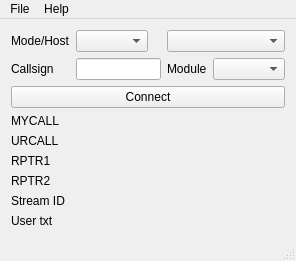
The window that dudestar_rx.ui (wi6y/dudestar_rx) describes before a commit, drawn with Qt 5.
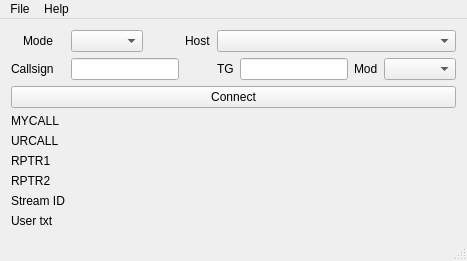
The same window after the commit. Icons and pictures are not drawn.

What changed in the file:
```diff
--- a/dudestar_rx.ui
+++ b/dudestar_rx.ui
@@ -6,7 +6,7 @@
    <rect>
     <x>0</x>
     <y>0</y>
-    <width>296</width>
+    <width>358</width>
     <height>257</height>
    </rect>
   </property>
@@ -19,26 +19,6 @@
   </property>
   <widget class="QWidget" name="centralWidget">
    <layout class="QGridLayout" name="gridLayout_2">
-    <item row="6" column="1" colspan="2">
-     <widget class="QLabel" name="urcall">
-      <property name="text">
-       <string/>
-      </property>
-     </widget>
-    </item>
-    <item row="8" column="0">
-     <widget class="QLabel" name="label_4">
-      <property name="sizePolicy">
-       <sizepolicy hsizetype="Fixed" vsizetype="Fixed">
-        <horstretch>0</horstretch>
-        <verstretch>0</verstretch>
-       </sizepolicy>
-      </property>
-      <property name="text">
-       <string>RPTR2</string>
-      </property>
-     </widget>
-    </item>
     <item row="9" column="0">
      <widget class="QLabel" name="label_5">
       <property name="sizePolicy">
@@ -52,128 +32,13 @@
       </property>
      </widget>
     </item>
-    <item row="9" column="1" colspan="3">
-     <widget class="QLabel" name="streamid">
-      <property name="sizePolicy">
-       <sizepolicy hsizetype="Preferred" vsizetype="Fixed">
-        <horstretch>0</horstretch>
-        <verstretch>0</verstretch>
-       </sizepolicy>
-      </property>
-      <property name="text">
-       <string/>
-      </property>
-     </widget>
-    </item>
-    <item row="7" column="0">
-     <widget class="QLabel" name="label_3">
-      <property name="sizePolicy">
-       <sizepolicy hsizetype="Fixed" vsizetype="Fixed">
-        <horstretch>0</horstretch>
-        <verstretch>0</verstretch>
-       </sizepolicy>
-      </property>
-      <property name="text">
-       <string>RPTR1</string>
-      </property>
-     </widget>
-    </item>
-    <item row="3" column="3">
-     <widget class="QComboBox" name="comboMod">
-      <property name="sizePolicy">
-       <sizepolicy hsizetype="Preferred" vsizetype="Fixed">
-        <horstretch>0</horstretch>
-        <verstretch>0</verstretch>
-       </sizepolicy>
-      </property>
-     </widget>
-    </item>
-    <item row="7" column="1" colspan="2">
+    <item row="7" column="1" colspan="6">
      <widget class="QLabel" name="rptr1">
       <property name="text">
        <string/>
       </property>
      </widget>
     </item>
-    <item row="3" column="1">
-     <widget class="QLineEdit" name="callsignEdit">
-      <property name="sizePolicy">
-       <sizepolicy hsizetype="Preferred" vsizetype="Fixed">
-        <horstretch>0</horstretch>
-        <verstretch>0</verstretch>
-       </sizepolicy>
-      </property>
-      <property name="baseSize">
-       <size>
-        <width>60</width>
-        <height>0</height>
-       </size>
-      </property>
-     </widget>
-    </item>
-    <item row="4" column="0" colspan="4">
-     <widget class="QPushButton" name="connectButton">
-      <property name="sizePolicy">
-       <sizepolicy hsizetype="Preferred" vsizetype="Fixed">
-        <horstretch>0</horstretch>
-        <verstretch>0</verstretch>
-       </sizepolicy>
-      </property>
-      <property name="text">
-       <string>Connect</string>
-      </property>
-     </widget>
-    </item>
-    <item row="5" column="0">
-     <widget class="QLabel" name="label_1">
-      <property name="sizePolicy">
-       <sizepolicy hsizetype="Fixed" vsizetype="Fixed">
-        <horstretch>0</horstretch>
-        <verstretch>0</verstretch>
-       </sizepolicy>
-      </property>
-      <property name="text">
-       <string>MYCALL</string>
-      </property>
-     </widget>
-    </item>
-    <item row="10" column="0">
-     <widget class="QLabel" name="label_6">
-      <property name="text">
-       <string>User txt</string>
-      </property>
-     </widget>
-    </item>
-    <item row="6" column="0">
-     <widget class="QLabel" name="label_2">
-      <property name="sizePolicy">
-       <sizepolicy hsizetype="Fixed" vsizetype="Fixed">
-        <horstretch>0</horstretch>
-        <verstretch>0</verstretch>
-       </sizepolicy>
-      </property>
-      <property name="text">
-       <string>URCALL</string>
-      </property>
-     </widget>
-    </item>
-    <item row="0" column="2" colspan="2">
-     <widget class="QComboBox" name="hostCombo">
-      <property name="sizePolicy">
-       <sizepolicy hsizetype="Expanding" vsizetype="Fixed">
-        <horstretch>0</horstretch>
-        <verstretch>0</verstretch>
-       </sizepolicy>
-      </property>
-     </widget>
-    </item>
-    <item row="8" column="1" colspan="2">
-     <widget class="QLabel" name="rptr2">
-      <property name="text">
-       <string/>
-      </property>
-     </widget>
-    </item>
     <item row="0" column="0">
      <layout class="QGridLayout" name="gridLayout">
       <item row="1" column="0">
@@ -185,39 +50,55 @@
          </sizepolicy>
         </property>
         <property name="text">
-         <string>Mode/Host</string>
+         <string>Mode</string>
         </property>
        </widget>
       </item>
      </layout>
     </item>
-    <item row="0" column="1">
-     <widget class="QComboBox" name="modeCombo">
+    <item row="7" column="0">
+     <widget class="QLabel" name="label_3">
       <property name="sizePolicy">
        <sizepolicy hsizetype="Fixed" vsizetype="Fixed">
         <horstretch>0</horstretch>
         <verstretch>0</verstretch>
        </sizepolicy>
       </property>
+      <property name="text">
+       <string>RPTR1</string>
+      </property>
      </widget>
     </item>
-    <item row="10" column="1" colspan="3">
-     <widget class="QLabel" name="usertxt">
+    <item row="3" column="4">
+     <widget class="QLineEdit" name="dmrtgEdit">
       <property name="sizePolicy">
-       <sizepolicy hsizetype="Preferred" vsizetype="Fixed">
+       <sizepolicy hsizetype="Fixed" vsizetype="Fixed">
         <horstretch>0</horstretch>
         <verstretch>0</verstretch>
        </sizepolicy>
       </property>
-      <property name="text">
-       <string/>
+     </widget>
+    </item>
+    <item row="0" column="3" colspan="4">
+     <widget class="QComboBox" name="hostCombo">
+      <property name="sizePolicy">
+       <sizepolicy hsizetype="Expanding" vsizetype="Fixed">
+        <horstretch>0</horstretch>
+        <verstretch>0</verstretch>
+       </sizepolicy>
       </property>
      </widget>
     </item>
-    <item row="5" column="1" colspan="2">
-     <widget class="QLabel" name="mycall">
+    <item row="8" column="0">
+     <widget class="QLabel" name="label_4">
+      <property name="sizePolicy">
+       <sizepolicy hsizetype="Fixed" vsizetype="Fixed">
+        <horstretch>0</horstretch>
+        <verstretch>0</verstretch>
+       </sizepolicy>
+      </property>
       <property name="text">
-       <string/>
+       <string>RPTR2</string>
       </property>
      </widget>
     </item>
@@ -234,10 +115,171 @@
       </property>
      </widget>
     </item>
-    <item row="3" column="2">
+    <item row="10" column="1" colspan="6">
+     <widget class="QLabel" name="usertxt">
+      <property name="sizePolicy">
+       <sizepolicy hsizetype="Preferred" vsizetype="Fixed">
+        <horstretch>0</horstretch>
+        <verstretch>0</verstretch>
+       </sizepolicy>
+      </property>
+      <property name="text">
+       <string/>
+      </property>
+     </widget>
+    </item>
+    <item row="0" column="1">
+     <widget class="QComboBox" name="modeCombo">
+      <property name="sizePolicy">
+       <sizepolicy hsizetype="Fixed" vsizetype="Fixed">
+        <horstretch>0</horstretch>
+        <verstretch>0</verstretch>
+       </sizepolicy>
+      </property>
+     </widget>
+    </item>
+    <item row="10" column="0">
+     <widget class="QLabel" name="label_6">
+      <property name="text">
+       <string>User txt</string>
+      </property>
+     </widget>
+    </item>
+    <item row="4" column="0" colspan="7">
+     <widget class="QPushButton" name="connectButton">
+      <property name="sizePolicy">
+       <sizepolicy hsizetype="Preferred" vsizetype="Fixed">
+        <horstretch>0</horstretch>
+        <verstretch>0</verstretch>
+       </sizepolicy>
+      </property>
+      <property name="text">
+       <string>Connect</string>
+      </property>
+     </widget>
+    </item>
+    <item row="6" column="1" colspan="6">
+     <widget class="QLabel" name="urcall">
+      <property name="text">
+       <string/>
+      </property>
+     </widget>
+    </item>
+    <item row="9" column="1" colspan="6">
+     <widget class="QLabel" name="streamid">
+      <property name="sizePolicy">
+       <sizepolicy hsizetype="Preferred" vsizetype="Fixed">
+        <horstretch>0</horstretch>
+        <verstretch>0</verstretch>
+       </sizepolicy>
+      </property>
+      <property name="text">
+       <string/>
+      </property>
+     </widget>
+    </item>
+    <item row="6" column="0">
+     <widget class="QLabel" name="label_2">
+      <property name="sizePolicy">
+       <sizepolicy hsizetype="Fixed" vsizetype="Fixed">
+        <horstretch>0</horstretch>
+        <verstretch>0</verstretch>
+       </sizepolicy>
+      </property>
+      <property name="text">
+       <string>URCALL</string>
+      </property>
+     </widget>
+    </item>
+    <item row="3" column="3">
      <widget class="QLabel" name="label_7">
+      <property name="sizePolicy">
+       <sizepolicy hsizetype="Fixed" vsizetype="Fixed">
+        <horstretch>0</horstretch>
+        <verstretch>0</verstretch>
+       </sizepolicy>
+      </property>
       <property name="text">
-       <string>Module</string>
+       <string>TG</string>
+      </property>
+     </widget>
+    </item>
+    <item row="8" column="1" colspan="6">
+     <widget class="QLabel" name="rptr2">
+      <property name="text">
+       <string/>
+      </property>
+     </widget>
+    </item>
+    <item row="3" column="5">
+     <widget class="QLabel" name="label_8">
+      <property name="sizePolicy">
+       <sizepolicy hsizetype="Fixed" vsizetype="Fixed">
+        <horstretch>0</horstretch>
+        <verstretch>0</verstretch>
+       </sizepolicy>
+      </property>
+      <property name="text">
+       <string>Mod</string>
+      </property>
+     </widget>
+    </item>
+    <item row="3" column="1">
+     <widget class="QLineEdit" name="callsignEdit">
+      <property name="sizePolicy">
+       <sizepolicy hsizetype="Fixed" vsizetype="Fixed">
+        <horstretch>0</horstretch>
+        <verstretch>0</verstretch>
+       </sizepolicy>
+      </property>
+      <property name="baseSize">
+       <size>
+        <width>60</width>
+        <height>0</height>
+       </size>
+      </property>
+     </widget>
+    </item>
+    <item row="3" column="6">
+     <widget class="QComboBox" name="comboMod">
+      <property name="sizePolicy">
+       <sizepolicy hsizetype="Fixed" vsizetype="Fixed">
+        <horstretch>0</horstretch>
+        <verstretch>0</verstretch>
+       </sizepolicy>
+      </property>
+     </widget>
+    </item>
+    <item row="0" column="2">
+     <widget class="QLabel" name="label_9">
+      <property name="sizePolicy">
+       <sizepolicy hsizetype="Fixed" vsizetype="Fixed">
+        <horstretch>0</horstretch>
+        <verstretch>0</verstretch>
+       </sizepolicy>
+      </property>
+      <property name="text">
+       <string>Host</string>
+      </property>
+     </widget>
+    </item>
+    <item row="5" column="0">
+     <widget class="QLabel" name="label_1">
+      <property name="sizePolicy">
+       <sizepolicy hsizetype="Fixed" vsizetype="Fixed">
+        <horstretch>0</horstretch>
+        <verstretch>0</verstretch>
+       </sizepolicy>
+      </property>
+      <property name="text">
+       <string>MYCALL</string>
+      </property>
+     </widget>
+    </item>
+    <item row="5" column="1" colspan="6">
+     <widget class="QLabel" name="mycall">
+      <property name="text">
+       <string/>
       </property>
      </widget>
     </item>
@@ -248,8 +290,8 @@
     <rect>
      <x>0</x>
      <y>0</y>
-     <width>296</width>
-     <height>18</height>
+     <width>358</width>
+     <height>19</height>
     </rect>
    </property>
    <widget class="QMenu" name="menuHelp">
```
